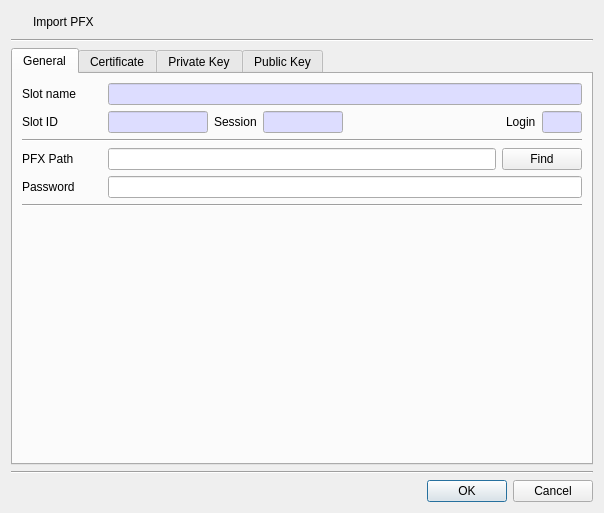
First picture: the form in CryptokiMan/import_pfx_dlg.ui, repository jykim74/CryptokiMan, before the edit.
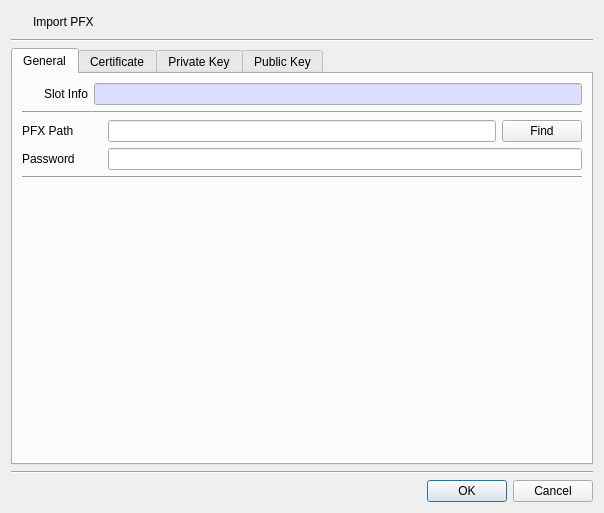
Second picture: the form after the edit. The open tabs and pages were chosen to show the change. Icons and pictures are not drawn.

Diff of the .ui file:
```diff
--- a/CryptokiMan/import_pfx_dlg.ui
+++ b/CryptokiMan/import_pfx_dlg.ui
@@ -73,21 +73,21 @@
          <property name="topMargin">
           <number>0</number>
          </property>
-         <item row="0" column="0">
+         <item row="0" column="1">
           <widget class="QLabel" name="label">
            <property name="minimumSize">
             <size>
-             <width>80</width>
+             <width>0</width>
              <height>0</height>
             </size>
            </property>
            <property name="text">
-            <string>Slot name</string>
+            <string>Slot Info</string>
            </property>
           </widget>
          </item>
-         <item row="0" column="1">
-          <widget class="QLineEdit" name="mSlotNameText">
+         <item row="0" column="2">
+          <widget class="QLineEdit" name="mSlotInfoText">
            <property name="palette">
             <palette>
              <active>
@@ -120,203 +120,32 @@
            </property>
           </widget>
          </item>
-        </layout>
-       </item>
-       <item>
-        <layout class="QGridLayout" name="gridLayout_5">
-         <property name="topMargin">
-          <number>0</number>
-         </property>
-         <item row="0" column="1">
-          <widget class="QLineEdit" name="mSlotIDText">
-           <property name="maximumSize">
-            <size>
-             <width>100</width>
-             <height>16777215</height>
-            </size>
-           </property>
-           <property name="palette">
-            <palette>
-             <active>
-              <colorrole role="Base">
-               <brush brushstyle="SolidPattern">
-                <color alpha="255">
-                 <red>221</red>
-                 <green>221</green>
-                 <blue>255</blue>
-                </color>
-               </brush>
-              </colorrole>
-             </active>
-             <inactive>
-              <colorrole role="Base">
-               <brush brushstyle="SolidPattern">
-                <color alpha="255">
-                 <red>221</red>
-                 <green>221</green>
-                 <blue>255</blue>
-                </color>
-               </brush>
-              </colorrole>
-             </inactive>
-             <disabled>
-              <colorrole role="Base">
-               <brush brushstyle="SolidPattern">
-                <color alpha="255">
-                 <red>240</red>
-                 <green>240</green>
-                 <blue>240</blue>
-                </color>
-               </brush>
-              </colorrole>
-             </disabled>
-            </palette>
-           </property>
-           <property name="readOnly">
-            <bool>true</bool>
-           </property>
-          </widget>
-         </item>
-         <item row="0" column="6">
-          <widget class="QLineEdit" name="mLoginText">
-           <property name="maximumSize">
-            <size>
-             <width>40</width>
-             <height>16777215</height>
-            </size>
-           </property>
-           <property name="palette">
-            <palette>
-             <active>
-              <colorrole role="Base">
-               <brush brushstyle="SolidPattern">
-                <color alpha="255">
-                 <red>221</red>
-                 <green>221</green>
-                 <blue>255</blue>
-                </color>
-               </brush>
-              </colorrole>
-             </active>
-             <inactive>
-              <colorrole role="Base">
-               <brush brushstyle="SolidPattern">
-                <color alpha="255">
-                 <red>221</red>
-                 <green>221</green>
-                 <blue>255</blue>
-                </color>
-               </brush>
-              </colorrole>
-             </inactive>
-             <disabled>
-              <colorrole role="Base">
-               <brush brushstyle="SolidPattern">
-                <color alpha="255">
-                 <red>240</red>
-                 <green>240</green>
-                 <blue>240</blue>
-                </color>
-               </brush>
-              </colorrole>
-             </disabled>
-            </palette>
-           </property>
-           <property name="readOnly">
-            <bool>true</bool>
-           </property>
-          </widget>
-         </item>
-         <item row="0" column="5">
-          <widget class="QLabel" name="label_7">
-           <property name="text">
-            <string>Login</string>
-           </property>
-          </widget>
-         </item>
          <item row="0" column="0">
-          <widget class="QLabel" name="label_3">
+          <widget class="QPushButton" name="mSlotBtn">
            <property name="minimumSize">
             <size>
-             <width>80</width>
+             <width>16</width>
              <height>0</height>
             </size>
            </property>
-           <property name="text">
-            <string>Slot ID</string>
-           </property>
-          </widget>
-         </item>
-         <item row="0" column="2">
-          <widget class="QLabel" name="label_6">
-           <property name="text">
-            <string>Session</string>
-           </property>
-          </widget>
-         </item>
-         <item row="0" column="3">
-          <widget class="QLineEdit" name="mSessionText">
            <property name="maximumSize">
             <size>
-             <width>80</width>
+             <width>16</width>
              <height>16777215</height>
             </size>
            </property>
-           <property name="palette">
-            <palette>
-             <active>
-              <colorrole role="Base">
-               <brush brushstyle="SolidPattern">
-                <color alpha="255">
-                 <red>221</red>
-                 <green>221</green>
-                 <blue>255</blue>
-                </color>
-               </brush>
-              </colorrole>
-             </active>
-             <inactive>
-              <colorrole role="Base">
-               <brush brushstyle="SolidPattern">
-                <color alpha="255">
-                 <red>221</red>
-                 <green>221</green>
-                 <blue>255</blue>
-                </color>
-               </brush>
-              </colorrole>
-             </inactive>
-             <disabled>
-              <colorrole role="Base">
-               <brush brushstyle="SolidPattern">
-                <color alpha="255">
-                 <red>240</red>
-                 <green>240</green>
-                 <blue>240</blue>
-                </color>
-               </brush>
-              </colorrole>
-             </disabled>
-            </palette>
+           <property name="text">
+            <string/>
            </property>
-           <property name="readOnly">
+           <property name="icon">
+            <iconset resource="cryptokiman.qrc">
+             <normaloff>:/images/slot.png</normaloff>:/images/slot.png</iconset>
+           </property>
+           <property name="flat">
             <bool>true</bool>
            </property>
           </widget>
          </item>
-         <item row="0" column="4">
-          <spacer name="horizontalSpacer">
-           <property name="orientation">
-            <enum>Qt::Horizontal</enum>
-           </property>
-           <property name="sizeHint" stdset="0">
-            <size>
-             <width>40</width>
-             <height>20</height>
-            </size>
-           </property>
-          </spacer>
-         </item>
         </layout>
        </item>
        <item>
```
Left out of the diff: 7 changed lines with no effect on the pictures.
